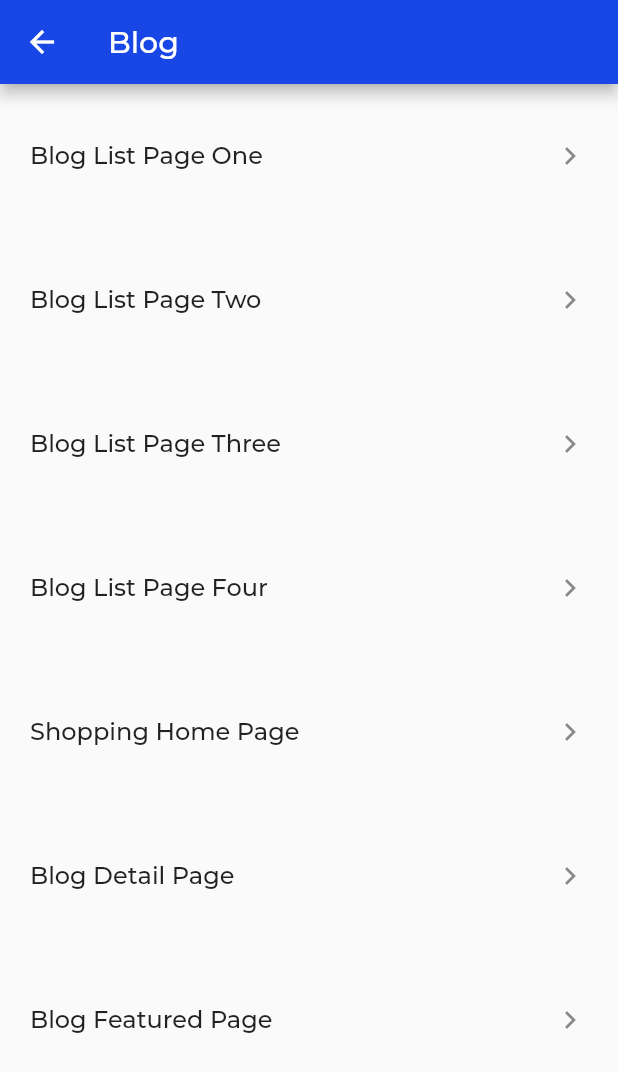
After one commit to nathansdev/ContraFlutterKit, a Flutter app: the BlogMainPage screen opened by its route, on a phone screen of 412 x 824 dp. The commit adds this screen. Shown: the top 1072 px of the screen. Run offline on Flutter 3.47's test engine with Material 2 defaults, Android fonts, the phone set to English and light mode, and no system bars; our stand-ins replace flutter_svg; project files that could hold a hidden picture were left out.

Commit message:
blogging screens added with card types one and two

```diff
--- /dev/null
+++ b/lib/blog/blog.dart
@@ -0,0 +1,12 @@
+import 'dart:ui';
+
+class Blog {
+  final String title;
+  final String description;
+  final Color bgColor;
+  final String user;
+  final String time;
+
+  const Blog(
+      {this.title, this.description, this.bgColor, this.user, this.time});
+}
--- /dev/null
+++ b/lib/blog/blog_main_page.dart
@@ -0,0 +1,91 @@
+import 'package:flutter/cupertino.dart';
+import 'package:flutter/material.dart';
+
+class BlogMainPage extends StatefulWidget {
+  @override
+  _BlogMainPageState createState() => _BlogMainPageState();
+}
+
+class _BlogMainPageState extends State<BlogMainPage> {
+  @override
+  void initState() {
+    super.initState();
+  }
+
+  @override
+  Widget build(BuildContext context) {
+    return Scaffold(
+      appBar: AppBar(
+        title: Text("Blog"),
+      ),
+      body: SingleChildScrollView(
+        child: Column(
+          children: <Widget>[
+            ListTile(
+              contentPadding: EdgeInsets.all(20),
+              trailing: Icon(Icons.navigate_next),
+              title: Text("Blog List Page One"),
+              onTap: () {
+                Navigator.pushNamed(context, "/blog_list_page_one");
+              },
+            ),
+            ListTile(
+              contentPadding: EdgeInsets.all(20),
+              trailing: Icon(Icons.navigate_next),
+              title: Text("Blog List Page Two"),
+              onTap: () {
+                Navigator.pushNamed(context, "/blog_list_page_two");
+              },
+            ),
+            ListTile(
+              contentPadding: EdgeInsets.all(20),
+              trailing: Icon(Icons.navigate_next),
+              title: Text("Blog List Page Three"),
+              onTap: () {
+                Navigator.pushNamed(context, "/blog_list_page_three");
+              },
+            ),
+            ListTile(
+              contentPadding: EdgeInsets.all(20),
+              trailing: Icon(Icons.navigate_next),
+              title: Text("Blog List Page Four"),
+              onTap: () {
+                Navigator.pushNamed(context, "/blog_list_page_four");
+              },
+            ),
+            Container(
+              child: ListTile(
+                contentPadding: EdgeInsets.all(20),
+                trailing: Icon(Icons.navigate_next),
+                title: Text("Shopping Home Page"),
+                onTap: () {
+                  Navigator.pushNamed(context, "/blog_home_page");
+                },
+              ),
+            ),
+            Container(
+              child: ListTile(
+                contentPadding: EdgeInsets.all(20),
+                trailing: Icon(Icons.navigate_next),
+                title: Text("Blog Detail Page"),
+                onTap: () {
+                  Navigator.pushNamed(context, "/blog_detail_page");
+                },
+              ),
+            ),
+            Container(
+              child: ListTile(
+                contentPadding: EdgeInsets.all(20),
+                trailing: Icon(Icons.navigate_next),
+                title: Text("Blog Featured Page"),
+                onTap: () {
+                  Navigator.pushNamed(context, "/blog_featured_page");
+                },
+              ),
+            ),
+          ],
+        ),
+      ),
+    );
+  }
+}
--- a/lib/custom_widgets/button_plain_with_shadow.dart
+++ b/lib/custom_widgets/button_plain_with_shadow.dart
@@ -8,12 +8,14 @@ class ButtonPlainWithShadow extends StatelessWidget {
   final Color color;
   final String text;
   final VoidCallback callback;
+  final double size;
 
   const ButtonPlainWithShadow(
       {this.borderColor,
       this.shadowColor,
       this.color,
       this.text,
+      this.size,
       this.callback});
 
   @override
@@ -21,8 +23,8 @@ class ButtonPlainWithShadow extends StatelessWidget {
     return GestureDetector(
       onTap: callback,
       child: ButtonTheme(
+        minWidth: size != null ? size : MediaQuery.of(context).size.width,
         child: Container(
-          width: MediaQuery.of(context).size.width,
           child: Text(
             text,
             textAlign: TextAlign.center,
--- a/lib/main.dart
+++ b/lib/main.dart
@@ -1,3 +1,6 @@
+import 'package:contraflutterkit/blog/blog_home_page.dart';
+import 'package:contraflutterkit/blog/blog_list_page_one.dart';
+import 'package:contraflutterkit/blog/blog_main_page.dart';
 import 'package:contraflutterkit/chat/chat_home_page.dart';
 import 'package:contraflutterkit/chat/chat_list_page.dart';
 import 'package:contraflutterkit/chat/chat_messages_page.dart';
@@ -20,6 +23,7 @@ import 'package:contraflutterkit/utils/colors.dart';
 import 'package:contraflutterkit/utils/empty_screen.dart';
 import 'package:flutter/material.dart';
 
+import 'blog/blog_list_page_two.dart';
 import 'login/contact_us_form.dart';
 import 'login/login_form_type_four.dart';
 import 'login/login_form_type_three.dart';
@@ -69,6 +73,14 @@ class MyApp extends StatelessWidget {
         '/shopping_home_page_two': (context) => ShoppingHomePageTwo(),
         '/shopping_detail_page_one': (context) => ShoppingDetailPageOne(),
         '/shopping_detail_page_two': (context) => ShoppingDetailPageTwo(),
+        '/blog_main_page': (context) => BlogMainPage(),
+        '/blog_home_page': (context) => BlogHomePage(),
+        '/blog_list_page_one': (context) => BlogListPageOne(),
+        '/blog_list_page_two': (context) => BlogListPageTwo(),
+        '/blog_list_page_three': (context) => ShoppingHomePageOne(),
+        '/blog_list_page_four': (context) => ShoppingHomePageTwo(),
+        '/blog_detail_page': (context) => ShoppingDetailPageOne(),
+        '/blog_featured_page': (context) => ShoppingDetailPageTwo(),
       },
     );
   }
@@ -126,6 +138,14 @@ class _MyHomePageState extends State<MyHomePage> {
                 Navigator.pushNamed(context, "/shopping_main_page");
               },
             ),
+            ListTile(
+              contentPadding: EdgeInsets.all(20),
+              trailing: Icon(Icons.navigate_next),
+              title: Text("Blog Screens"),
+              onTap: () {
+                Navigator.pushNamed(context, "/blog_main_page");
+              },
+            ),
             Container(
               child: ListTile(
                 contentPadding: EdgeInsets.all(20),
--- a/lib/utils/colors.dart
+++ b/lib/utils/colors.dart
@@ -20,3 +20,4 @@ const athen_gray = Color(0xFFF4F5F7);
 const bareley_white = Color(0xFFFFF4CC);
 const fair_pink = Color(0xFFFFE8E8);
 const foam = Color(0xFFD6FCF7);
+const lavandar_bush = Color(0xFFFFF3F8);
```
Also changed, not shown: lib/blog/blog_card_type_one.dart (added, +90 -0 lines), lib/blog/blog_card_type_two.dart (added, +56 -0 lines), lib/blog/blog_home_page.dart (added, +56 -0 lines), lib/blog/blog_list_page_one.dart (added, +98 -0 lines), lib/blog/blog_list_page_two.dart (added, +122 -0 lines).
